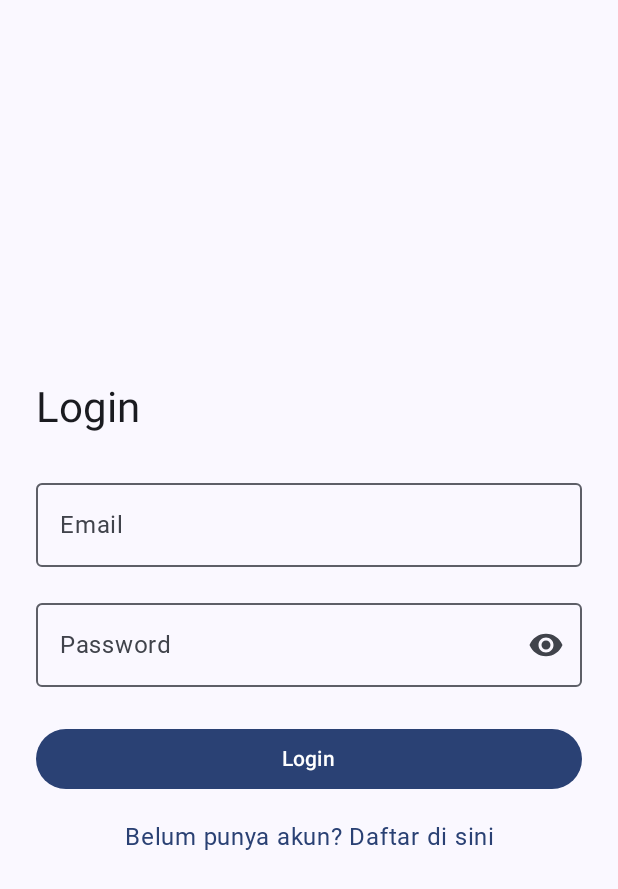
After one commit to PammPammz/ResponsiPab, an Android app built with Jetpack Compose: the composable LoginScreen shown on its own in the app's theme, on a phone screen of 412 x 824 dp. The commit adds this screen. Shown: the top 889 px of the screen. Run offline under Robolectric (Android 15) with nearby library versions, the phone set to English and light mode, and no system bars; Roboto replaces fonts that are not available here.

Commit message:
feat: register and login page

```diff
--- a/app/build.gradle.kts
+++ b/app/build.gradle.kts
@@ -50,6 +50,7 @@ dependencies {
     implementation(libs.androidx.material3)
     implementation("androidx.compose.ui:ui-text-google-fonts:1.6.0")
     implementation("androidx.compose.material3:material3:1.1.2")
+    implementation("androidx.compose.material:material-icons-extended")
     implementation("androidx.navigation:navigation-compose:2.7.6")
     implementation("androidx.lifecycle:lifecycle-viewmodel-compose:2.7.0")
     implementation("io.coil-kt:coil-compose:2.5.0")
--- /dev/null
+++ b/app/src/main/java/com/example/responsipab/ui/auth/LoginScreen.kt
@@ -0,0 +1,86 @@
+package com.example.responsipab.ui.auth
+
+import androidx.compose.foundation.clickable
+import androidx.compose.foundation.layout.*
+import androidx.compose.foundation.text.KeyboardOptions
+import androidx.compose.material.icons.Icons
+import androidx.compose.material.icons.filled.Visibility
+import androidx.compose.material.icons.filled.VisibilityOff
+import androidx.compose.material3.*
+import androidx.compose.runtime.*
+import androidx.compose.ui.Modifier
+import androidx.compose.ui.text.input.*
+import androidx.compose.ui.unit.dp
+import androidx.compose.ui.Alignment
+import androidx.compose.ui.text.style.TextAlign
+
+@Composable
+fun LoginScreen(
+    onLogin: (email: String, password: String) -> Unit,
+    onNavigateToRegister: () -> Unit
+) {
+    var email by remember { mutableStateOf("") }
+    var password by remember { mutableStateOf("") }
+    var showPassword by remember { mutableStateOf(false) }
+
+    Column(
+        modifier = Modifier
+            .fillMaxSize()
+            .padding(24.dp),
+        verticalArrangement = Arrangement.Center
+    ) {
+        Text(
+            text = "Login",
+            style = MaterialTheme.typography.headlineMedium,
+            modifier = Modifier.padding(bottom = 24.dp)
+        )
+
+        OutlinedTextField(
+            value = email,
+            onValueChange = { email = it },
+            label = { Text("Email") },
+            singleLine = true,
+            modifier = Modifier.fillMaxWidth(),
+            keyboardOptions = KeyboardOptions.Default.copy(keyboardType = KeyboardType.Email)
+        )
+
+        Spacer(modifier = Modifier.height(16.dp))
+
+        OutlinedTextField(
+            value = password,
+            onValueChange = { password = it },
+            label = { Text("Password") },
+            singleLine = true,
+            modifier = Modifier.fillMaxWidth(),
+            visualTransformation = if (showPassword) VisualTransformation.None else PasswordVisualTransformation(),
+            trailingIcon = {
+                IconButton(onClick = { showPassword = !showPassword }) {
+                    Icon(
+                        imageVector = if (showPassword) Icons.Default.VisibilityOff else Icons.Default.Visibility,
+                        contentDescription = "Toggle Password"
+                    )
+                }
+            }
+        )
+
+        Spacer(modifier = Modifier.height(24.dp))
+
+        Button(
+            onClick = { onLogin(email, password) },
+            modifier = Modifier.fillMaxWidth()
+        ) {
+            Text("Login")
+        }
+
+        Spacer(modifier = Modifier.height(16.dp))
+
+        Text(
+            text = "Belum punya akun? Daftar di sini",
+            modifier = Modifier
+                .fillMaxWidth()
+                .clickable { onNavigateToRegister() },
+            textAlign = TextAlign.Center,
+            color = MaterialTheme.colorScheme.primary
+        )
+    }
+}
--- a/app/src/main/java/com/example/responsipab/ui/home/HomeScreen.kt
+++ b/app/src/main/java/com/example/responsipab/ui/home/HomeScreen.kt
@@ -47,7 +47,8 @@ fun HomeScreen(
         topBar = {
             HomeTopBar(
                 cartItemCount = cartState.totalItems,
-                onCartClick = onNavigateToCart
+                onCartClick = onNavigateToCart,
+                onLoginClick = { navController.navigate("login") }
             )
         },
         bottomBar = { HomeBottomBar(navController = navController) }
--- a/app/src/main/java/com/example/responsipab/ui/home/components/HomeTopBar.kt
+++ b/app/src/main/java/com/example/responsipab/ui/home/components/HomeTopBar.kt
@@ -13,6 +13,7 @@ import androidx.compose.ui.unit.sp
 fun HomeTopBar(
     cartItemCount: Int = 0,
     onCartClick: () -> Unit = {},
+    onLoginClick: () -> Unit = {},
     modifier: Modifier = Modifier
 ) {
     TopAppBar(
@@ -31,7 +32,10 @@ fun HomeTopBar(
             }
         },
         actions = {
-            // Cart Badge
+            TextButton(onClick = onLoginClick) {
+                Text("Login")
+            }
+
             CartBadge(
                 itemCount = cartItemCount,
                 onClick = onCartClick
```
Also changed, not shown: app/src/main/java/com/example/responsipab/navigation/NavGraph.kt (+16 -0 lines), app/src/main/java/com/example/responsipab/ui/auth/RegisterScreen.kt (added, +98 -0 lines).
